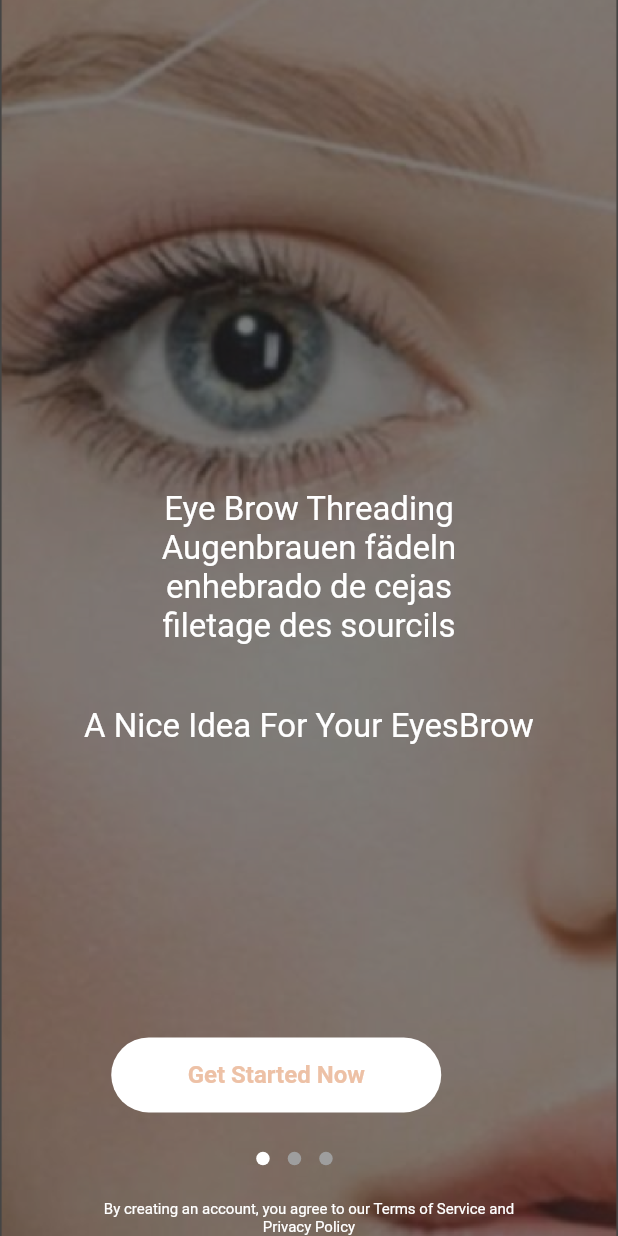
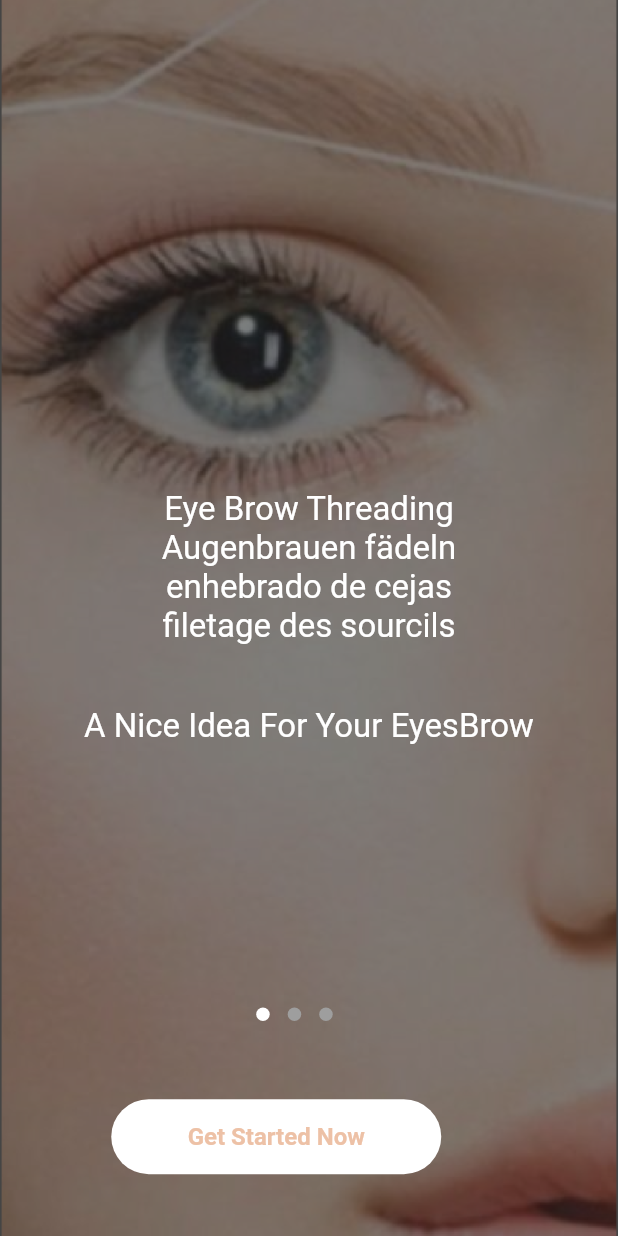
Before and after one commit to mla303/studio16, a Flutter app: the screen it shows after launch, on a phone screen of 412 x 824 dp. Run offline on Flutter 3.47's test engine with Material 2 defaults, Android fonts, the phone set to English and light mode, and no system bars; drawn by our look-alikes of dots_indicator; our stand-ins replace chewie, cloud_firestore, firebase_auth, firebase_database, firebase_storage, fluttertoast and 4 more; missing offline and left inert: polygon_clipper; accounts and stored records are empty.

Commit message:
final commit

```diff
--- a/lib/UI/navigation_bar.dart
+++ b/lib/UI/navigation_bar.dart
@@ -3,7 +3,7 @@ import 'package:flutter/cupertino.dart';
 import 'package:flutter/material.dart';
 
 import 'home_page.dart';
-import 'profile.dart';
+import 'aboutUs.dart';
 
 
 
@@ -22,7 +22,7 @@ class NavigationBar extends State<navigation_bar> {
   final _pageOptions = [
 
     home_page(),
-    profile(),
+    aboutUs(),
 
 
 
--- a/lib/UI/walkthrough.dart
+++ b/lib/UI/walkthrough.dart
@@ -9,6 +9,7 @@ import 'package:studio16/UI/walkthrough_3.dart';
 import 'package:page_transition/page_transition.dart';
 
 import 'login_screen.dart';
+import 'navigation_bar.dart';
 
 
 class walkthrough extends StatefulWidget {
@@ -48,7 +49,7 @@ class _WelcomeState extends State<walkthrough> {
         ),
 
         Positioned(
-          bottom: MediaQuery.of(context).size.height /10,
+          bottom: MediaQuery.of(context).size.height /20,
           child: Padding(
             padding: EdgeInsets.only(left: MediaQuery.of(context).size.width * 0.18),
             child: GestureDetector(
@@ -57,8 +58,11 @@ class _WelcomeState extends State<walkthrough> {
             Navigator.pushReplacement(
                 context,
                 PageTransition(
+                  duration: Duration(milliseconds: 1000),
+                  curve: Curves.easeIn,
+                  alignment: Alignment.topCenter,
                   type: PageTransitionType.rightToLeftWithFade,
-                    child: login_screen(),
+                    child: navigation_bar(),
                 ));
               },
               child: Container(
@@ -80,7 +84,7 @@ class _WelcomeState extends State<walkthrough> {
         ),
 
         Positioned(
-          bottom: MediaQuery.of(context).size.height / 20,
+          bottom: MediaQuery.of(context).size.height / 6,
           // left: MediaQuery.of(context).size.width * 0.35,
           child: Padding(
             padding:
@@ -102,22 +106,22 @@ class _WelcomeState extends State<walkthrough> {
           ),
         ),
 
-        Align(
-          alignment: FractionalOffset.bottomCenter,
-          child: Container(
-            width: MediaQuery.of(context).size.width/1.5,
-            child: Text(
-              "By creating an account, you agree to our Terms of Service and Privacy Policy",
-              maxLines: 2,
-              textAlign: TextAlign.center,
-              style: TextStyle(
-                  color: Colors.white,
-                  fontWeight: FontWeight.w400,
-                  fontSize: 10
-              ),
-            ),
-          ),
-        ),
+        // Align(
+        //   alignment: FractionalOffset.bottomCenter,
+        //   child: Container(
+        //     width: MediaQuery.of(context).size.width/1.5,
+        //     child: Text(
+        //       "By creating an account, you agree to our Terms of Service and Privacy Policy",
+        //       maxLines: 2,
+        //       textAlign: TextAlign.center,
+        //       style: TextStyle(
+        //           color: Colors.white,
+        //           fontWeight: FontWeight.w400,
+        //           fontSize: 10
+        //       ),
+        //     ),
+        //   ),
+        // ),
 
 //
 
--- a/lib/main.dart
+++ b/lib/main.dart
@@ -17,7 +17,6 @@ class MyApp extends StatelessWidget
       debugShowCheckedModeBanner: false,
       home: Splash(),
       routes: <String, WidgetBuilder>{
-
         '/Home': (BuildContext context) => new walkthrough()
       },
     );
```
Also changed, not shown: lib/UI/aboutUs.dart (added, +108 -0 lines), lib/UI/profile.dart (deleted, +0 -164 lines), lib/UI/splash_screen.dart (+16 -16 lines), pubspec.yaml (+7 -7 lines), images/launcher.jpeg (added), pubspec.lock, 5 other files.
